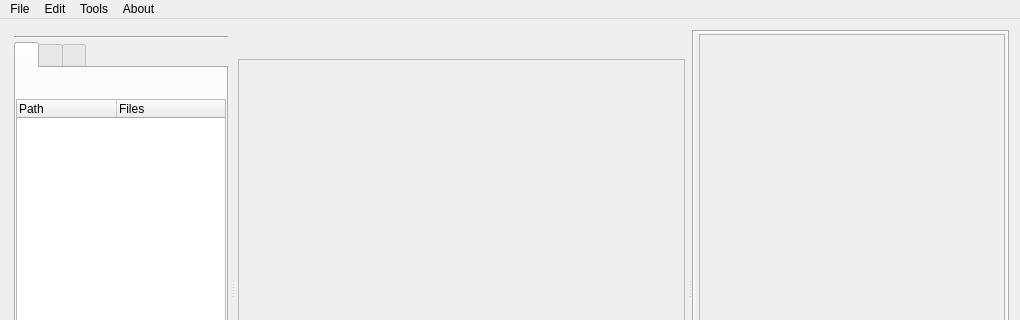
Old version of the form workflow/ui/emamainwindow.ui in the repository cseyve/piaf; both pictures show x 0 to 1020 and y 0 to 320 of the 1020 by 728 pixel window.
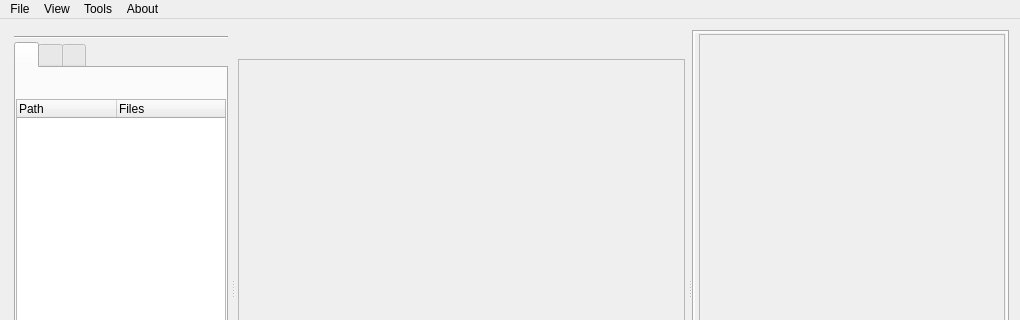
New version of the form. The open tabs and pages were chosen to show the change. Icons and pictures are not drawn. Custom widgets are drawn as their Qt base class.

What changed in the file:
```diff
--- a/workflow/ui/emamainwindow.ui
+++ b/workflow/ui/emamainwindow.ui
@@ -1514,7 +1514,7 @@
      <x>0</x>
      <y>0</y>
      <width>1020</width>
-     <height>27</height>
+     <height>23</height>
     </rect>
    </property>
    <widget class="QMenu" name="menuFile">
@@ -1532,7 +1532,7 @@
    </widget>
    <widget class="QMenu" name="menuEdit">
     <property name="title">
-     <string>Edit</string>
+     <string>View</string>
     </property>
    </widget>
    <widget class="QMenu" name="menuTools">
```
Left out of the diff: 48 changed lines with no effect on the pictures.
